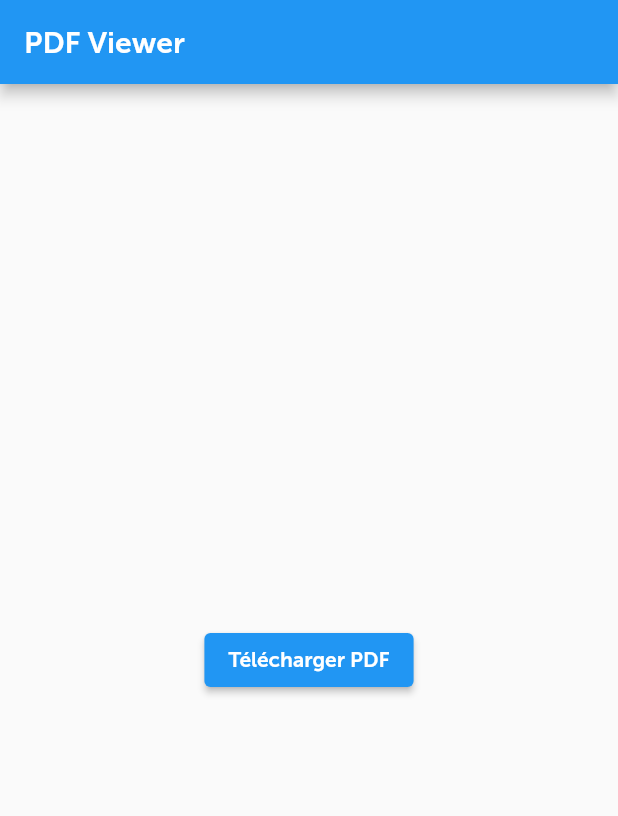
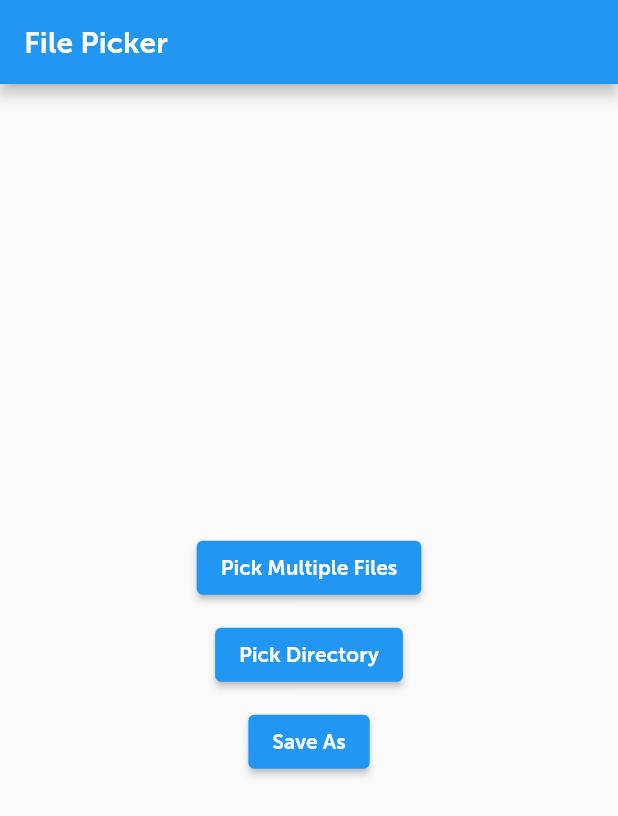
Before and after one commit to Mat0108/Vivatech-Front, a Flutter app: the screen it shows after launch, on a phone screen of 412 x 824 dp. Shown: the top 816 px of the screen. Run offline on Flutter 3.47's test engine with Material 2 defaults, Android fonts, the phone set to English and light mode, and no system bars; our stand-ins replace file_picker.

Commit message:
Update Cv

```diff
--- a/lib/cv/pdf_viewer_page.dart
+++ b/lib/cv/pdf_viewer_page.dart
@@ -1,77 +1,89 @@
-import 'dart:io';
+// import 'dart:io';
 
-import 'package:dio/dio.dart';
-import 'package:flutter/material.dart';
-import 'package:flutter_pdfview/flutter_pdfview.dart';
-import 'package:path_provider/path_provider.dart';
+// import 'package:dio/dio.dart';
+// import 'package:flutter/material.dart';
+// import 'package:flutter_pdfview/flutter_pdfview.dart';
+// import 'package:front/main.dart';
+// import 'package:path/path.dart';
+// import 'package:path_provider/path_provider.dart';
 
-class PdfViewerPage extends StatefulWidget {
-  final String pdfUrl;
+// // class PdfViewerPage extends StatefulWidget {
+// //   final String pdfUrl;
 
-  const PdfViewerPage({super.key, required this.pdfUrl});
+// //   const PdfViewerPage({super.key, required this.pdfUrl,});
 
-  @override
-  _PdfViewerPageState createState() => _PdfViewerPageState();
-}
+// //   @override
+// //   _PdfViewerPageState createState() => _PdfViewerPageState();
+// // }
 
-class _PdfViewerPageState extends State<PdfViewerPage> {
-  late String localFilePath;
-  bool downloading = false;
-  bool fileExists = false;
+// // class _PdfViewerPageState extends State<PdfViewerPage> {
+// //   late String localFilePath;
+// //   bool downloading = false;
+// //   bool fileExists = false;
 
-  @override
-  void initState() {
-    super.initState();
-    checkFileExists().then((exists) {
-      setState(() {
-        fileExists = exists;
-      });
-    });
-  }
+// //   @override
+// //   void initState() {
+// //     super.initState();
+// //     checkFileExists().then((exists) {
+// //       setState(() {
+// //         fileExists = exists;
+// //       });
+// //     });
+// //   }
 
-  Future<bool> checkFileExists() async {
-    Directory appDocDir = await getApplicationDocumentsDirectory();
-    String filePath = '${appDocDir.path}/myFile.pdf';
-    return File(filePath).exists();
-  }
+// //   Future<bool> checkFileExists() async {
+// //     Directory appDocDir = await getApplicationDocumentsDirectory();
+// //     String filePath = '${appDocDir.path}/myFile.pdf';
+// //     return File(filePath).exists();
+// //   }
 
-  Future<void> downloadFile() async {
-    setState(() {
-      downloading = true;
-    });
+// //   Future<void> downloadFile() async {
+// //     setState(() {
+// //       downloading = true;
+// //     });
 
-    Directory appDocDir = await getApplicationDocumentsDirectory();
-    String appDocPath = appDocDir.path;
-    String filePath = '$appDocPath/myFile.pdf';
+// //     Directory appDocDir = await getApplicationDocumentsDirectory();
+// //     String appDocPath = appDocDir.path;
+// //     String filePath = '$appDocPath/myFile.pdf';
 
-    Dio dio = Dio();
-    await dio.download(widget.pdfUrl, filePath);
+// //     Dio dio = Dio();
+// //     await dio.download(widget.pdfUrl, filePath);
 
-    setState(() {
-      localFilePath = filePath;
-      downloading = false;
-      fileExists = true;
-    });
-  }
+// //     setState(() {
+// //       localFilePath = filePath;
+// //       downloading = false;
+// //       fileExists = true;
+// //     });
+// //   }
 
-  @override
-  Widget build(BuildContext context) {
-    return Scaffold(
-      appBar: AppBar(
-        title: const Text('PDF Viewer'),
-      ),
-      body: Center(
-        child: fileExists
-            ? PDFView(
-                filePath: localFilePath,
-              )
-            : downloading
-                ? const CircularProgressIndicator()
-                : ElevatedButton(
-                    onPressed: downloadFile,
-                    child: const Text('Télécharger PDF'),
-                  ),
-      ),
-    );
-  }
-}
+// //   @override
+// //   Widget build(BuildContext context) {
+// //     return Scaffold(
+// //       appBar: AppBar(
+// //         title: const Text('PDF Viewer'),
+// //       ),
+// //       body: Center(
+// //         child: fileExists
+// //             ? PDFView(
+// //                 filePath: localFilePath,
+// //               )
+// //             : downloading
+// //                 ? const CircularProgressIndicator()
+// //                 : ElevatedButton(
+// //                     onPressed: downloadFile,
+// //                     child: const Text('Télécharger PDF'),
+// //                   ),
+// //       ),
+// //     );
+// //   }
+// // }
+
+// void main() {
+//   runApp(MyApp());
+// }
+
+// class MyApp extends StatelessWidget {
+//   const MyApp({super.key});
+
+
+// }
--- a/lib/main.dart
+++ b/lib/main.dart
@@ -1,67 +1,120 @@
+import 'dart:io';
+import 'package:path_provider/path_provider.dart';
+import 'package:file_picker/file_picker.dart';
+import 'package:flutter/foundation.dart';
 import 'package:flutter/material.dart';
-import 'package:front/cv/pdf_viewer_page.dart';
+import 'package:flutter/services.dart';
 
 void main() {
   runApp(const MyApp());
 }
 
 class MyApp extends StatelessWidget {
-  const MyApp({super.key});
+  const MyApp({Key? key}) : super(key: key);
 
   @override
   Widget build(BuildContext context) {
     return MaterialApp(
       title: 'Flutter Test Demo',
       theme: ThemeData(fontFamily: "MuseoSans"),
-      home: const PdfViewerPage( pdfUrl: 'https://www.fluttercampus.com/sample.pdf'),
+      home: const MyHomePage(),
     );
-
   }
 }
 
-// class MyHomePage extends StatefulWidget {
-//   const MyHomePage({Key? key, required this.title});
+class MyHomePage extends StatefulWidget {
+  const MyHomePage({Key? key}) : super(key: key);
 
-//   final String title;
+  @override
+  _MyHomePageState createState() => _MyHomePageState();
+}
 
-//   @override
-//   State<MyHomePage> createState() => _MyHomePageState();
-// }
+class _MyHomePageState extends State<MyHomePage> {
+  String _fileText = "";
 
-// class _MyHomePageState extends State<MyHomePage> {
-//   int _counter = 0;
+  @override
+  Widget build(BuildContext context) {
+    return Scaffold(
+      appBar: AppBar(
+        title: const Text("File Picker"),
+      ),
+      body: Center(
+        child: Padding(
+          padding: const EdgeInsets.all(10),
+          child: Column(
+            mainAxisSize: MainAxisSize.min,
+            crossAxisAlignment: CrossAxisAlignment.center,
+            children: [
+              const SizedBox(height: 10),
+              ElevatedButton(
+                onPressed: _pickMultipleFiles,
+                child: const Text("Pick Multiple Files"),
+              ),
+              const SizedBox(height: 10),
+              ElevatedButton(
+                onPressed: _pickDirectory,
+                child: const Text("Pick Directory"),
+              ),
+              const SizedBox(height: 10),
+              ElevatedButton(
+                onPressed: _saveAs,
+                child: const Text("Save As"),
+              ),
+              Text(_fileText),
+            ],
+          ),
+        ),
+      ),
+    );
+  }
 
-//   void _incrementCounter() {
-//     setState(() {
-//       _counter++;
-//     });
-//   }
+  void _pickMultipleFiles() async {
+    FilePickerResult? result =
+        await FilePicker.platform.pickFiles(allowMultiple: true);
 
-//   @override
-//   Widget build(BuildContext context) {
-//     return Scaffold(
-//       appBar: AppBar(
-//         title: Text(widget.title),
-//       ),
-//       body: Center(
-//         child: Column(
-//           mainAxisAlignment: MainAxisAlignment.center,
-//           children: <Widget>[
-//             const Text(
-//               'You have pushed the button this many times:',
-//             ),
-//             Text(
-//               '$_counter',
-//               style: Theme.of(context).textTheme.titleLarge,
-//             ),
-//           ],
-//         ),
-//       ),
-//       floatingActionButton: FloatingActionButton(
-//         onPressed: _incrementCounter,
-//         tooltip: 'Increment',
-//         child: const Icon(Icons.add),
-//       ),
-//     );
-//   }
-// }
+    if (result != null) {
+      List<File> files = result.paths.map((path) => File(path!)).toList();
+      setState(() {
+        _fileText = files.toString();
+      });
+    } else {
+      // Aucun fichier sélectionné
+    }
+  }
+
+  void _pickDirectory() async {
+    String? selectedDirectory = await FilePicker.platform.getDirectoryPath();
+    if (selectedDirectory != null) {
+      setState(() {
+        _fileText = selectedDirectory;
+      });
+    } else {
+      // Aucun dossier sélectionné
+    }
+  }
+
+  void _saveAs() async {
+    if (kIsWeb || Platform.isIOS || Platform.isAndroid) {
+      return;
+    }
+
+    Directory? appDocDir = await getExternalStorageDirectory();
+    if (appDocDir != null) {
+      String savePath = appDocDir.path + '/output_file.pdf';
+      String? outputFile = await FilePicker.platform.saveFile(
+        dialogTitle: 'Please select your CV',
+        fileName: savePath,
+      );
+
+      if (outputFile != null) {
+        File outputFileObj = File(outputFile);
+        await outputFileObj.copy(savePath);
+        setState(() {
+          _fileText = 'File saved at: $savePath';
+        });
+      } else {
+        // L'utilisateur a annulé la sauvegarde du fichier
+      }
+    }
+  }
+}
--- a/pubspec.yaml
+++ b/pubspec.yaml
@@ -32,6 +32,7 @@ dependencies:
     sdk: flutter
 
 
+
   # The following adds the Cupertino Icons font to your application.
   # Use with the CupertinoIcons class for iOS style icons.
   cupertino_icons: ^1.0.2
@@ -45,6 +46,7 @@ dependencies:
   permission_handler: ^9.2.0
   cv: ^0.2.12
 
+
 dev_dependencies:
   flutter_test:
     sdk: flutter
@@ -55,6 +57,8 @@ dev_dependencies:
   # package. See that file for information about deactivating specific lint
   # rules and activating additional ones.
   flutter_lints: ^2.0.0
+  #flutter_pdfview:  ^1.2.7
+
 
 # For information on the generic Dart part of this file, see the
 # following page: https://dart.dev/tools/pub/pubspec
```
Also changed, not shown: 2 other files.
